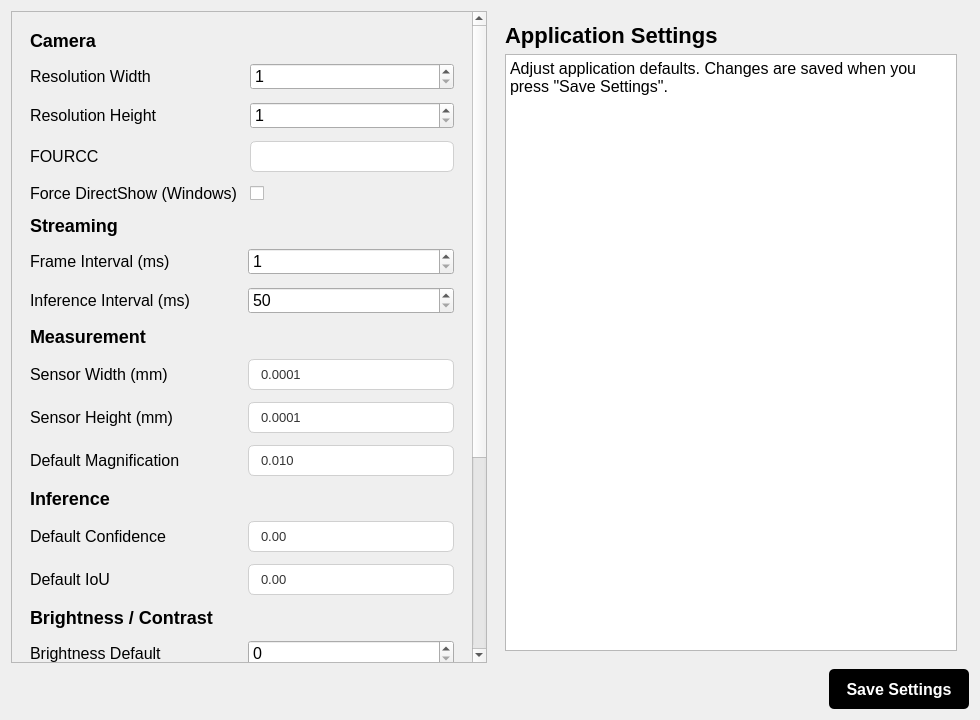
This is mpcamera/layouts/settingsPage.ui in AkunoCode/MP-Camera as Qt 5 draws it before an edit. The edited form follows.
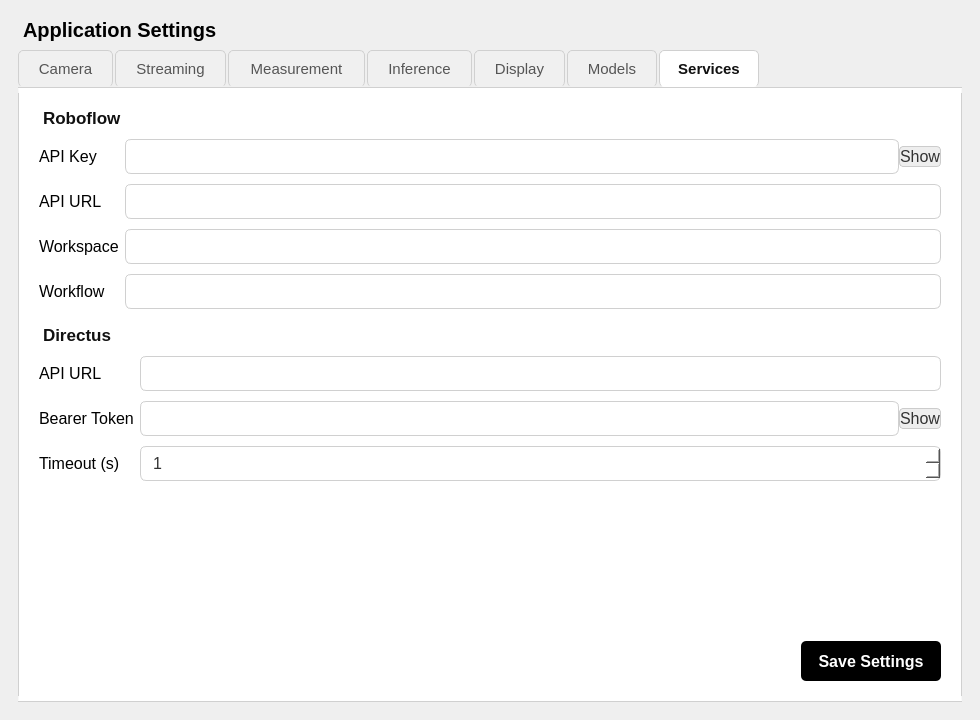
This is the edited form. The open tabs and pages were chosen to show the change. Icons and pictures are not drawn.

Commit message: feat: rewrite settings page UI with 7-tab QTabWidget layout

What changed in the file:
```diff
--- a/mpcamera/layouts/settingsPage.ui
+++ b/mpcamera/layouts/settingsPage.ui
@@ -11,622 +11,323 @@
    </rect>
   </property>
   <property name="styleSheet">
-   <string notr="true">QWidget {
-    font-family: &quot;Inter&quot;;
+   <string notr="true">
+QWidget {
+    font-family: "Inter";
     font-size: 12pt;
 }
-
+QTabWidget::pane {
+    border: 1px solid #d0d0d0;
+    border-radius: 0 6px 6px 6px;
+    background: #ffffff;
+}
+QTabBar::tab {
+    background: #f0f0f0;
+    border: 1px solid #d0d0d0;
+    border-bottom: none;
+    padding: 8px 18px;
+    margin-right: 2px;
+    border-radius: 5px 5px 0 0;
+    font-size: 11pt;
+    color: #555555;
+}
+QTabBar::tab:selected {
+    background: #ffffff;
+    color: #111111;
+    font-weight: bold;
+    border-bottom: 1px solid #ffffff;
+}
+QTabBar::tab:hover:!selected {
+    background: #e0e0e0;
+}
 QPushButton {
     background-color: black;
     color: white;
     border-radius: 5px;
-	font-weight:bold;
+    font-weight: bold;
 }
-
-QPushButton[designClass=&quot;lightButton&quot;] {
-    background-color: white;
-    color: black;
-    border-radius: 5px;
-border: 1px solid black;
-font-weight:bold;
-}
-
-QFrame[designClass=&quot;inferenceCard&quot;]{
-background-color:white;
-border-radius:5px;
-border: 1px solid rgb(134, 134, 134);
-}
-
-/* Visually indicate disabled buttons (override default dark theme styles) */
 QPushButton:disabled {
     background-color: #dcdcdc;
     color: #7a7a7a;
     border: 1px solid #c0c0c0;
 }
-
-QPushButton[designClass=&quot;lightButton&quot;]:disabled {
-    background-color: #f5f5f5;
-    color: #9a9a9a;
-    border: 1px solid #d0d0d0;
+QPushButton[designClass="lightButton"] {
+    background-color: white;
+    color: black;
+    border-radius: 5px;
+    border: 1px solid black;
+    font-weight: bold;
 }
-
-
-/*-----------------SPIN BOX-------------------------------*/
-QDoubleSpinBox {
-    background-color: #ffffff;
-    border: 1px solid #d0d0d0;
-    border-radius: 6px;
-    padding: 6px 10px;
-    font-size: 13px;
-    color: #333333;
-}
-
-QDoubleSpinBox:hover {
-    border: 1px solid #a0a0a0;
-}
-
-QDoubleSpinBox:focus {
-    border: 1px solid #0078d4;
-}
-
-/* Remove the ugly default arrows styling */
-QDoubleSpinBox::up-button, 
-QDoubleSpinBox::down-button {
-    background: transparent;
-    border: none;
-    width: 20px;
-}
-
-/* Modern minimal up/down arrows */
-QDoubleSpinBox::up-arrow {
-    image: url(:/qt-project.org/styles/commonstyle/images/arrow-up-16.png);
-    width: 10px;
-    height: 10px;
-}
-
-QDoubleSpinBox::down-arrow {
-    image: url(:/qt-project.org/styles/commonstyle/images/arrow-down-16.png);
-    width: 10px;
-    height: 10px;
-}
-
-/* Dropdown-style popup for editing (if applicable) */
-QDoubleSpinBox QAbstractItemView {
-    background-color: #ffffff;
-    border: 1px solid #cfcfcf;
-    border-radius: 6px;
-    padding: 4px;
-    selection-background-color: #e6f2ff;
-}
-
-/*-----------------LINE EDIT----------------------------*/
-
 QLineEdit {
     background-color: #ffffff;
     border: 1px solid #d0d0d0;
     border-radius: 6px;
     padding: 6px 10px;
-    font-size: 13px;
+    font-size: 12pt;
     color: #333333;
-    selection-background-color: #cce4ff;  /* light blue text highlight */
 }
-
-QLineEdit:hover {
-    border: 1px solid #a0a0a0;
+QLineEdit:focus { border: 1px solid #0078d4; }
+QLineEdit:hover { border: 1px solid #a0a0a0; }
+QDoubleSpinBox, QSpinBox {
+    background-color: #ffffff;
+    border: 1px solid #d0d0d0;
+    border-radius: 6px;
+    padding: 6px 10px;
+    font-size: 12pt;
+    color: #333333;
 }
-
-QLineEdit:focus {
-    border: 1px solid #0078d4; /* same focus blue as combobox */
-    outline: none;
-}
-</string>
+QDoubleSpinBox:focus, QSpinBox:focus { border: 1px solid #0078d4; }
+   </string>
   </property>
   <layout class="QVBoxLayout" name="verticalLayout_root">
+   <property name="spacing"><number>0</number></property>
+   <property name="leftMargin"><number>18</number></property>
+   <property name="topMargin"><number>18</number></property>
+   <property name="rightMargin"><number>18</number></property>
+   <property name="bottomMargin"><number>18</number></property>
    <item>
-    <layout class="QHBoxLayout" name="horizontalLayout">
-     <item>
-      <widget class="QScrollArea" name="leftScrollArea">
-       <property name="widgetResizable">
-        <bool>true</bool>
-       </property>
-       <widget class="QWidget" name="leftScrollAreaWidget">
-        <property name="geometry">
-         <rect>
-          <x>0</x>
-          <y>0</y>
-          <width>458</width>
-          <height>857</height>
-         </rect>
-        </property>
-        <layout class="QVBoxLayout" name="verticalLayout_left">
-         <property name="spacing">
-          <number>12</number>
-         </property>
-         <property name="leftMargin">
-          <number>18</number>
-         </property>
-         <property name="topMargin">
-          <number>18</number>
-         </property>
-         <property name="rightMargin">
-          <number>18</number>
-         </property>
-         <property name="bottomMargin">
-          <number>18</number>
-         </property>
-         <item>
-          <layout class="QVBoxLayout" name="cameraLayout">
-           <item>
-            <widget class="QLabel" name="cameraLabel">
-             <property name="styleSheet">
-              <string notr="true">QLabel { font-size: 18px; font-weight:bold; background-color:none; }</string>
-             </property>
-             <property name="text">
-              <string>Camera</string>
-             </property>
-            </widget>
-           </item>
-           <item>
-            <layout class="QGridLayout" name="cameraGrid">
-             <item row="0" column="0">
-              <widget class="QLabel" name="label_res_w">
-               <property name="text">
-                <string>Resolution Width</string>
-               </property>
-              </widget>
-             </item>
-             <item row="0" column="1">
-              <widget class="QSpinBox" name="cameraResWidthSpin">
-               <property name="minimum">
-                <number>1</number>
-               </property>
-               <property name="maximum">
-                <number>10000</number>
-               </property>
-              </widget>
-             </item>
-             <item row="1" column="0">
-              <widget class="QLabel" name="label_res_h">
-               <property name="text">
-                <string>Resolution Height</string>
-               </property>
-              </widget>
-             </item>
-             <item row="1" column="1">
-              <widget class="QSpinBox" name="cameraResHeightSpin">
-               <property name="minimum">
-                <number>1</number>
-               </property>
-               <property name="maximum">
-                <number>10000</number>
-               </property>
-              </widget>
-             </item>
-             <item row="2" column="0">
-              <widget class="QLabel" name="label_fourcc">
-               <property name="text">
-                <string>FOURCC</string>
-               </property>
-              </widget>
-             </item>
-             <item row="2" column="1">
-              <widget class="QLineEdit" name="fourccLineEdit"/>
-             </item>
-             <item row="3" column="0">
-              <widget class="QLabel" name="label_force_dshow">
-               <property name="text">
-                <string>Force DirectShow (Windows)</string>
-               </property>
-              </widget>
-             </item>
-             <item row="3" column="1">
-              <widget class="QCheckBox" name="forceDirectShowCheck"/>
-             </item>
-            </layout>
-           </item>
-          </layout>
-         </item>
-         <item>
-          <layout class="QVBoxLayout" name="streamingLayout">
-           <item>
-            <widget class="QLabel" name="streamingLabel">
-             <property name="styleSheet">
-              <string notr="true">QLabel { font-size: 18px; font-weight:bold; }</string>
-             </property>
-             <property name="text">
-              <string>Streaming</string>
-             </property>
-            </widget>
-           </item>
-           <item>
-            <layout class="QGridLayout" name="streamingGrid">
-             <item row="0" column="0">
-              <widget class="QLabel" name="label_frame_interval">
-               <property name="text">
-                <string>Frame Interval (ms)</string>
-               </property>
-              </widget>
-             </item>
-             <item row="0" column="1">
-              <widget class="QSpinBox" name="frameIntervalSpin">
-               <property name="minimum">
-                <number>1</number>
-               </property>
-               <property name="maximum">
-                <number>10000</number>
-               </property>
-              </widget>
-             </item>
-             <item row="1" column="0">
-              <widget class="QLabel" name="label_inference_interval">
-               <property name="text">
-                <string>Inference Interval (ms)</string>
-               </property>
-              </widget>
-             </item>
-             <item row="1" column="1">
-              <widget class="QSpinBox" name="inferenceIntervalSpin">
-               <property name="minimum">
-                <number>50</number>
-               </property>
-               <property name="maximum">
-                <number>60000</number>
-               </property>
-              </widget>
-             </item>
-            </layout>
-           </item>
-          </layout>
-         </item>
-         <item>
-          <layout class="QVBoxLayout" name="measurementLayout">
-           <item>
-            <widget class="QLabel" name="measurementLabel">
-             <property name="styleSheet">
-              <string notr="true">QLabel { font-size: 18px; font-weight:bold; }</string>
-             </property>
-             <property name="text">
-              <string>Measurement</string>
-             </property>
-            </widget>
-           </item>
-           <item>
-            <layout class="QGridLayout" name="measurementGrid">
-             <item row="0" column="0">
-              <widget class="QLabel" name="label_sensor_w">
-               <property name="text">
-                <string>Sensor Width (mm)</string>
-               </property>
-              </widget>
-             </item>
-             <item row="0" column="1">
-              <widget class="QDoubleSpinBox" name="sensorWidthSpin">
-               <property name="decimals">
-                <number>4</number>
-               </property>
-               <property name="minimum">
-                <double>0.000100000000000</double>
-               </property>
-               <property name="maximum">
-                <double>1000.000000000000000</double>
-               </property>
-              </widget>
-             </item>
-             <item row="1" column="0">
-              <widget class="QLabel" name="label_sensor_h">
-               <property name="text">
-                <string>Sensor Height (mm)</string>
-               </property>
-              </widget>
-             </item>
-             <item row="1" column="1">
-              <widget class="QDoubleSpinBox" name="sensorHeightSpin">
-               <property name="decimals">
-                <number>4</number>
-               </property>
-               <property name="minimum">
-                <double>0.000100000000000</double>
-               </property>
-               <property name="maximum">
-                <double>1000.000000000000000</double>
-               </property>
-              </widget>
-             </item>
-             <item row="2" column="0">
-              <widget class="QLabel" name="label_default_mag">
-               <property name="text">
-                <string>Default Magnification</string>
-               </property>
-              </widget>
-             </item>
-             <item row="2" column="1">
-              <widget class="QDoubleSpinBox" name="defaultMagnificationSpin">
-               <property name="decimals">
-                <number>3</number>
-               </property>
-               <property name="minimum">
-                <double>0.010000000000000</double>
-               </property>
-               <property name="maximum">
-                <double>100.000000000000000</double>
-               </property>
-              </widget>
-             </item>
-            </layout>
-           </item>
-          </layout>
-         </item>
-         <item>
-          <layout class="QVBoxLayout" name="inferenceLayout">
-           <item>
-            <widget class="QLabel" name="inferenceLabel">
-             <property name="styleSheet">
-              <string notr="true">QLabel { font-size: 18px; font-weight:bold; }</string>
-             </property>
-             <property name="text">
-              <string>Inference</string>
-             </property>
-            </widget>
-           </item>
-           <item>
-            <layout class="QGridLayout" name="inferenceGrid">
-             <item row="0" column="0">
-              <widget class="QLabel" name="label_def_conf">
-               <property name="text">
-                <string>Default Confidence</string>
-               </property>
-              </widget>
-             </item>
-             <item row="0" column="1">
-              <widget class="QDoubleSpinBox" name="defaultConfidenceSpin">
-               <property name="decimals">
-                <number>2</number>
-               </property>
-               <property name="minimum">
-                <double>0.000000000000000</double>
-               </property>
-               <property name="maximum">
-                <double>1.000000000000000</double>
-               </property>
-               <property name="singleStep">
-                <double>0.010000000000000</double>
-               </property>
-              </widget>
-             </item>
-             <item row="1" column="0">
-              <widget class="QLabel" name="label_def_iou">
-               <property name="text">
-                <string>Default IoU</string>
-               </property>
-              </widget>
-             </item>
-             <item row="1" column="1">
-              <widget class="QDoubleSpinBox" name="defaultIouSpin">
-               <property name="decimals">
-                <number>2</number>
-               </property>
-               <property name="minimum">
-                <double>0.000000000000000</double>
-               </property>
-               <property name="maximum">
-                <double>1.000000000000000</double>
-               </property>
-               <property name="singleStep">
-                <double>0.010000000000000</double>
-               </property>
-              </widget>
-             </item>
-            </layout>
-           </item>
-          </layout>
-         </item>
-         <item>
-          <layout class="QVBoxLayout" name="bcLayout">
-           <item>
-            <widget class="QLabel" name="bcLabel">
-             <property name="styleSheet">
-              <string notr="true">QLabel { font-size: 18px; font-weight:bold; }</string>
-             </property>
-             <property name="text">
-              <string>Brightness / Contrast</string>
-             </property>
-            </widget>
-           </item>
-           <item>
-            <layout class="QGridLayout" name="bcGrid">
-             <item row="0" column="0">
-              <widget class="QLabel" name="label_b_default">
-               <property name="text">
-                <string>Brightness Default</string>
-               </property>
-              </widget>
-             </item>
-             <item row="0" column="1">
-              <widget class="QSpinBox" name="brightnessDefaultSpin">
-               <property name="minimum">
-                <number>0</number>
-               </property>
-               <property name="maximum">
-                <number>100</number>
-               </property>
-              </widget>
-             </item>
-             <item row="1" column="0">
-              <widget class="QLabel" name="label_c_default">
-               <property name="text">
-                <string>Contrast Default</string>
-               </property>
-              </widget>
-             </item>
-             <item row="1" column="1">
-              <widget class="QSpinBox" name="contrastDefaultSpin">
-               <property name="minimum">
-                <number>0</number>
-               </property>
-               <property name="maximum">
-                <number>100</number>
-               </property>
-              </widget>
-             </item>
-            </layout>
-           </item>
-          </layout>
-         </item>
-         <item>
-          <layout class="QVBoxLayout" name="modelsLayout">
-           <item>
-            <widget class="QLabel" name="modelsLabel">
-             <property name="styleSheet">
-              <string notr="true">QLabel { font-size: 18px; font-weight:bold; }</string>
-             </property>
-             <property name="text">
-              <string>Models</string>
-             </property>
-            </widget>
-           </item>
-           <item>
-            <layout class="QGridLayout" name="modelsGrid">
-             <item row="0" column="0">
-              <widget class="QLabel" name="label_local_dir">
-               <property name="text">
-                <string>Local Models Dir</string>
-               </property>
-              </widget>
-             </item>
-             <item row="0" column="1">
-              <widget class="QLineEdit" name="localModelsDirLine"/>
-             </item>
-             <item row="1" column="0">
-              <widget class="QLabel" name="label_prefer_local">
-               <property name="text">
-                <string>Prefer Local Models</string>
-               </property>
-              </widget>
-             </item>
-             <item row="1" column="1">
-              <widget class="QCheckBox" name="preferLocalCheck"/>
-             </item>
-            </layout>
-           </item>
-          </layout>
-         </item>
-         <item>
-          <layout class="QVBoxLayout" name="servicesLayout">
-           <item>
-            <widget class="QLabel" name="servicesLabel">
-             <property name="styleSheet">
-              <string notr="true">QLabel { font-size: 18px; font-weight:bold; }</string>
-             </property>
-             <property name="text">
-              <string>Services / API Keys</string>
-             </property>
-            </widget>
-           </item>
-           <item>
-            <layout class="QGridLayout" name="servicesGrid">
-             <item row="0" column="0">
-              <widget class="QLabel" name="label_rf_key">
-               <property name="text">
-                <string>Roboflow API Key</string>
-               </property>
-              </widget>
-             </item>
-             <item row="0" column="1">
-              <widget class="QLineEdit" name="roboflowApiKeyLine">
-               <property name="echoMode">
-                <enum>QLineEdit::Password</enum>
-               </property>
-              </widget>
-             </item>
-             <item row="1" column="0">
-              <widget class="QLabel" name="label_directus">
-               <property name="text">
-                <string>Directus Bearer Token</string>
-               </property>
-              </widget>
-             </item>
-             <item row="1" column="1">
-              <widget class="QLineEdit" name="directusBearerLine">
-               <property name="echoMode">
-                <enum>QLineEdit::Password</enum>
-               </property>
-              </widget>
-             </item>
-            </layout>
-           </item>
-          </layout>
-         </item>
-        </layout>
-       </widget>
-      </widget>
-     </item>
-     <item>
-      <layout class="QVBoxLayout" name="verticalLayout_right">
-       <property name="leftMargin">
-        <number>12</number>
-       </property>
-       <property name="topMargin">
-        <number>12</number>
-       </property>
-       <property name="rightMargin">
-        <number>12</number>
-       </property>
-       <property name="bottomMargin">
-        <number>12</number>
-       </property>
-       <item>
-        <widget class="QLabel" name="titleLabel">
-         <property name="styleSheet">
-          <string notr="true">QLabel { font-size: 22px; font-weight:bold; }</string>
-         </property>
-         <property name="text">
-          <string>Application Settings</string>
-         </property>
-        </widget>
-       </item>
-       <item>
-        <widget class="QTextEdit" name="notesText">
-         <property name="readOnly">
-          <bool>true</bool>
-         </property>
-         <property name="plainText">
-          <string>Adjust application defaults. Changes are saved when you press &quot;Save Settings&quot;.</string>
-         </property>
-        </widget>
-       </item>
-      </layout>
-     </item>
-    </layout>
+    <widget class="QLabel" name="titleLabel">
+     <property name="styleSheet"><string notr="true">QLabel { font-size: 20px; font-weight: bold; margin-bottom: 8px; }</string></property>
+     <property name="text"><string>Application Settings</string></property>
+    </widget>
    </item>
    <item>
-    <layout class="QHBoxLayout" name="bottomLayout">
-     <item>
-      <spacer name="horizontalSpacer_bottom">
-       <property name="orientation">
-        <enum>Qt::Horizontal</enum>
-       </property>
-       <property name="sizeHint" stdset="0">
-        <size>
-         <width>40</width>
-         <height>20</height>
-        </size>
-       </property>
-      </spacer>
-     </item>
-     <item>
-      <widget class="QPushButton" name="saveSettingsButton">
-       <property name="minimumSize">
-        <size>
-         <width>140</width>
-         <height>40</height>
-        </size>
-       </property>
-       <property name="text">
-        <string>Save Settings</string>
-       </property>
-      </widget>
-     </item>
-    </layout>
+    <widget class="QTabWidget" name="settingsTabWidget">
+     <property name="currentIndex"><number>0</number></property>
+
+     <!-- TAB 1: Camera -->
+     <widget class="QWidget" name="cameraTab">
+      <attribute name="title"><string>Camera</string></attribute>
+      <layout class="QVBoxLayout">
+       <property name="leftMargin"><number>20</number></property>
+       <property name="topMargin"><number>20</number></property>
+       <property name="rightMargin"><number>20</number></property>
+       <property name="bottomMargin"><number>20</number></property>
+       <item>
+        <layout class="QGridLayout" name="cameraGrid">
+         <property name="verticalSpacing"><number>10</number></property>
+         <item row="0" column="0"><widget class="QLabel" name="label_res_w"><property name="text"><string>Resolution Width</string></property></widget></item>
+         <item row="0" column="1"><widget class="QSpinBox" name="cameraResWidthSpin"><property name="minimum"><number>1</number></property><property name="maximum"><number>10000</number></property></widget></item>
+         <item row="1" column="0"><widget class="QLabel" name="label_res_h"><property name="text"><string>Resolution Height</string></property></widget></item>
+         <item row="1" column="1"><widget class="QSpinBox" name="cameraResHeightSpin"><property name="minimum"><number>1</number></property><property name="maximum"><number>10000</number></property></widget></item>
+         <item row="2" column="0"><widget class="QLabel" name="label_fourcc"><property name="text"><string>FOURCC</string></property></widget></item>
+         <item row="2" column="1"><widget class="QLineEdit" name="fourccLineEdit"/></item>
+         <item row="3" column="0"><widget class="QLabel" name="label_force_dshow"><property name="text"><string>Force DirectShow (Windows)</string></property></widget></item>
+         <item row="3" column="1"><widget class="QCheckBox" name="forceDirectShowCheck"/></item>
+        </layout>
+       </item>
+       <item><spacer><property name="orientation"><enum>Qt::Vertical</enum></property><property name="sizeHint" stdset="0"><size><width>20</width><height>40</height></size></property></spacer></item>
+       <item>
+        <layout class="QHBoxLayout">
+         <item><spacer><property name="orientation"><enum>Qt::Horizontal</enum></property><property name="sizeHint" stdset="0"><size><width>40</width><height>20</height></size></property></spacer></item>
+         <item><widget class="QPushButton" name="saveSettingsButton"><property name="minimumSize"><size><width>140</width><height>40</height></size></property><property name="text"><string>Save Settings</string></property></widget></item>
+        </layout>
+       </item>
+      </layout>
+     </widget>
+
+     <!-- TAB 2: Streaming -->
+     <widget class="QWidget" name="streamingTab">
+      <attribute name="title"><string>Streaming</string></attribute>
+      <layout class="QVBoxLayout">
+       <property name="leftMargin"><number>20</number></property>
+       <property name="topMargin"><number>20</number></property>
+       <property name="rightMargin"><number>20</number></property>
+       <property name="bottomMargin"><number>20</number></property>
+       <item>
+        <layout class="QGridLayout" name="streamingGrid">
+         <property name="verticalSpacing"><number>10</number></property>
+         <item row="0" column="0"><widget class="QLabel" name="label_frame_interval"><property name="text"><string>Frame Interval (ms)</string></property></widget></item>
+         <item row="0" column="1"><widget class="QSpinBox" name="frameIntervalSpin"><property name="minimum"><number>1</number></property><property name="maximum"><number>10000</number></property></widget></item>
+         <item row="1" column="0"><widget class="QLabel" name="label_inference_interval"><property name="text"><string>Inference Interval (ms)</string></property></widget></item>
+         <item row="1" column="1"><widget class="QSpinBox" name="inferenceIntervalSpin"><property name="minimum"><number>50</number></property><property name="maximum"><number>60000</number></property></widget></item>
+        </layout>
+       </item>
+       <item><spacer><property name="orientation"><enum>Qt::Vertical</enum></property><property name="sizeHint" stdset="0"><size><width>20</width><height>40</height></size></property></spacer></item>
+       <item>
+        <layout class="QHBoxLayout">
+         <item><spacer><property name="orientation"><enum>Qt::Horizontal</enum></property><property name="sizeHint" stdset="0"><size><width>40</width><height>20</height></size></property></spacer></item>
+         <item><widget class="QPushButton" name="saveSettingsButton_2"><property name="minimumSize"><size><width>140</width><height>40</height></size></property><property name="text"><string>Save Settings</string></property></widget></item>
+        </layout>
+       </item>
+      </layout>
+     </widget>
+
+     <!-- TAB 3: Measurement -->
+     <widget class="QWidget" name="measurementTab">
+      <attribute name="title"><string>Measurement</string></attribute>
+      <layout class="QVBoxLayout">
+       <property name="leftMargin"><number>20</number></property>
+       <property name="topMargin"><number>20</number></property>
+       <property name="rightMargin"><number>20</number></property>
+       <property name="bottomMargin"><number>20</number></property>
+       <item>
+        <layout class="QGridLayout" name="measurementGrid">
+         <property name="verticalSpacing"><number>10</number></property>
+         <item row="0" column="0"><widget class="QLabel" name="label_sensor_w"><property name="text"><string>Sensor Width (mm)</string></property></widget></item>
+         <item row="0" column="1"><widget class="QDoubleSpinBox" name="sensorWidthSpin"><property name="decimals"><number>4</number></property><property name="minimum"><double>0.0001</double></property><property name="maximum"><double>1000.0</double></property></widget></item>
+         <item row="1" column="0"><widget class="QLabel" name="label_sensor_h"><property name="text"><string>Sensor Height (mm)</string></property></widget></item>
+         <item row="1" column="1"><widget class="QDoubleSpinBox" name="sensorHeightSpin"><property name="decimals"><number>4</number></property><property name="minimum"><double>0.0001</double></property><property name="maximum"><double>1000.0</double></property></widget></item>
+         <item row="2" column="0"><widget class="QLabel" name="label_default_mag"><property name="text"><string>Default Magnification</string></property></widget></item>
+         <item row="2" column="1"><widget class="QDoubleSpinBox" name="defaultMagnificationSpin"><property name="decimals"><number>3</number></property><property name="minimum"><double>0.01</double></property><property name="maximum"><double>100.0</double></property></widget></item>
+        </layout>
+       </item>
+       <item><spacer><property name="orientation"><enum>Qt::Vertical</enum></property><property name="sizeHint" stdset="0"><size><width>20</width><height>40</height></size></property></spacer></item>
+       <item>
+        <layout class="QHBoxLayout">
+         <item><spacer><property name="orientation"><enum>Qt::Horizontal</enum></property><property name="sizeHint" stdset="0"><size><width>40</width><height>20</height></size></property></spacer></item>
+         <item><widget class="QPushButton" name="saveSettingsButton_3"><property name="minimumSize"><size><width>140</width><height>40</height></size></property><property name="text"><string>Save Settings</string></property></widget></item>
+        </layout>
+       </item>
+      </layout>
+     </widget>
+
+     <!-- TAB 4: Inference -->
+     <widget class="QWidget" name="inferenceTab">
+      <attribute name="title"><string>Inference</string></attribute>
+      <layout class="QVBoxLayout">
+       <property name="leftMargin"><number>20</number></property>
+       <property name="topMargin"><number>20</number></property>
+       <property name="rightMargin"><number>20</number></property>
+       <property name="bottomMargin"><number>20</number></property>
+       <item>
+        <layout class="QGridLayout" name="inferenceGrid">
+         <property name="verticalSpacing"><number>10</number></property>
+         <item row="0" column="0"><widget class="QLabel" name="label_def_conf"><property name="text"><string>Default Confidence</string></property></widget></item>
+         <item row="0" column="1"><widget class="QDoubleSpinBox" name="defaultConfidenceSpin"><property name="decimals"><number>2</number></property><property name="minimum"><double>0.0</double></property><property name="maximum"><double>1.0</double></property><property name="singleStep"><double>0.01</double></property></widget></item>
+         <item row="1" column="0"><widget class="QLabel" name="label_def_iou"><property name="text"><string>Default IoU</string></property></widget></item>
+         <item row="1" column="1"><widget class="QDoubleSpinBox" name="defaultIouSpin"><property name="decimals"><number>2</number></property><property name="minimum"><double>0.0</double></property><property name="maximum"><double>1.0</double></property><property name="singleStep"><double>0.01</double></property></widget></item>
+        </layout>
+       </item>
+       <item><spacer><property name="orientation"><enum>Qt::Vertical</enum></property><property name="sizeHint" stdset="0"><size><width>20</width><height>40</height></size></property></spacer></item>
+       <item>
+        <layout class="QHBoxLayout">
+         <item><spacer><property name="orientation"><enum>Qt::Horizontal</enum></property><property name="sizeHint" stdset="0"><size><width>40</width><height>20</height></size></property></spacer></item>
+         <item><widget class="QPushButton" name="saveSettingsButton_4"><property name="minimumSize"><size><width>140</width><height>40</height></size></property><property name="text"><string>Save Settings</string></property></widget></item>
+        </layout>
+       </item>
+      </layout>
+     </widget>
+
+     <!-- TAB 5: Display -->
+     <widget class="QWidget" name="displayTab">
+      <attribute name="title"><string>Display</string></attribute>
+      <layout class="QVBoxLayout">
+       <property name="leftMargin"><number>20</number></property>
+       <property name="topMargin"><number>20</number></property>
+       <property name="rightMargin"><number>20</number></property>
+       <property name="bottomMargin"><number>20</number></property>
+       <item>
+        <layout class="QGridLayout" name="bcGrid">
+         <property name="verticalSpacing"><number>10</number></property>
+         <item row="0" column="0"><widget class="QLabel" name="label_b_default"><property name="text"><string>Brightness Default</string></property></widget></item>
+         <item row="0" column="1"><widget class="QSpinBox" name="brightnessDefaultSpin"><property name="minimum"><number>0</number></property><property name="maximum"><number>100</number></property></widget></item>
+         <item row="1" column="0"><widget class="QLabel" name="label_c_default"><property name="text"><string>Contrast Default</string></property></widget></item>
+         <item row="1" column="1"><widget class="QSpinBox" name="contrastDefaultSpin"><property name="minimum"><number>0</number></property><property name="maximum"><number>100</number></property></widget></item>
+        </layout>
+       </item>
+       <item><spacer><property name="orientation"><enum>Qt::Vertical</enum></property><property name="sizeHint" stdset="0"><size><width>20</width><height>40</height></size></property></spacer></item>
+       <item>
+        <layout class="QHBoxLayout">
+         <item><spacer><property name="orientation"><enum>Qt::Horizontal</enum></property><property name="sizeHint" stdset="0"><size><width>40</width><height>20</height></size></property></spacer></item>
+         <item><widget class="QPushButton" name="saveSettingsButton_5"><property name="minimumSize"><size><width>140</width><height>40</height></size></property><property name="text"><string>Save Settings</string></property></widget></item>
+        </layout>
+       </item>
+      </layout>
+     </widget>
+
+     <!-- TAB 6: Models -->
+     <widget class="QWidget" name="modelsTab">
+      <attribute name="title"><string>Models</string></attribute>
+      <layout class="QVBoxLayout">
+       <property name="leftMargin"><number>20</number></property>
+       <property name="topMargin"><number>20</number></property>
+       <property name="rightMargin"><number>20</number></property>
+       <property name="bottomMargin"><number>20</number></property>
+       <item>
+        <layout class="QGridLayout" name="modelsGrid">
+         <property name="verticalSpacing"><number>10</number></property>
+         <item row="0" column="0"><widget class="QLabel" name="label_local_dir"><property name="text"><string>Local Models Dir</string></property></widget></item>
+         <item row="0" column="1"><widget class="QLineEdit" name="localModelsDirLine"/></item>
+         <item row="1" column="0"><widget class="QLabel" name="label_prefer_local"><property name="text"><string>Prefer Local Models</string></property></widget></item>
+         <item row="1" column="1"><widget class="QCheckBox" name="preferLocalCheck"/></item>
+        </layout>
+       </item>
+       <item><spacer><property name="orientation"><enum>Qt::Vertical</enum></property><property name="sizeHint" stdset="0"><size><width>20</width><height>40</height></size></property></spacer></item>
+       <item>
+        <layout class="QHBoxLayout">
+         <item><spacer><property name="orientation"><enum>Qt::Horizontal</enum></property><property name="sizeHint" stdset="0"><size><width>40</width><height>20</height></size></property></spacer></item>
+         <item><widget class="QPushButton" name="saveSettingsButton_6"><property name="minimumSize"><size><width>140</width><height>40</height></size></property><property name="text"><string>Save Settings</string></property></widget></item>
+        </layout>
+       </item>
+      </layout>
+     </widget>
+
+     <!-- TAB 7: Services -->
+     <widget class="QWidget" name="servicesTab">
+      <attribute name="title"><string>Services</string></attribute>
+      <layout class="QVBoxLayout">
+       <property name="leftMargin"><number>20</number></property>
+       <property name="topMargin"><number>20</number></property>
+       <property name="rightMargin"><number>20</number></property>
+       <property name="bottomMargin"><number>20</number></property>
+       <item>
+        <widget class="QLabel" name="roboflowGroupLabel">
+         <property name="styleSheet"><string notr="true">QLabel { font-size: 13pt; font-weight: bold; color: #111; border-bottom: 1px solid #ddd; padding-bottom: 4px; }</string></property>
+         <property name="text"><string>Roboflow</string></property>
+        </widget>
+       </item>
+       <item>
+        <layout class="QGridLayout" name="roboflowGrid">
+         <property name="verticalSpacing"><number>10</number></property>
+         <item row="0" column="0"><widget class="QLabel" name="label_rf_key"><property name="text"><string>API Key</string></property></widget></item>
+         <item row="0" column="1">
+          <layout class="QHBoxLayout">
+           <item><widget class="QLineEdit" name="roboflowApiKeyLine"><property name="echoMode"><enum>QLineEdit::Password</enum></property></widget></item>
+           <item><widget class="QPushButton" name="roboflowApiKeyToggle"><property name="text"><string>Show</string></property><property name="maximumWidth"><number>60</number></property><property name="styleSheet"><string notr="true">QPushButton { background: #eeeeee; color: #333; border: 1px solid #ccc; border-radius: 4px; font-weight: normal; } QPushButton:hover { background: #e0e0e0; }</string></property></widget></item>
+          </layout>
+         </item>
+         <item row="1" column="0"><widget class="QLabel" name="label_rf_url"><property name="text"><string>API URL</string></property></widget></item>
+         <item row="1" column="1"><widget class="QLineEdit" name="roboflowApiUrlLine"/></item>
+         <item row="2" column="0"><widget class="QLabel" name="label_rf_workspace"><property name="text"><string>Workspace</string></property></widget></item>
+         <item row="2" column="1"><widget class="QLineEdit" name="roboflowWorkspaceLine"/></item>
+         <item row="3" column="0"><widget class="QLabel" name="label_rf_workflow"><property name="text"><string>Workflow</string></property></widget></item>
+         <item row="3" column="1"><widget class="QLineEdit" name="roboflowWorkflowLine"/></item>
+        </layout>
+       </item>
+       <item>
+        <widget class="QLabel" name="directusGroupLabel">
+         <property name="styleSheet"><string notr="true">QLabel { font-size: 13pt; font-weight: bold; color: #111; border-bottom: 1px solid #ddd; padding-bottom: 4px; margin-top: 10px; }</string></property>
+         <property name="text"><string>Directus</string></property>
+        </widget>
+       </item>
+       <item>
+        <layout class="QGridLayout" name="directusGrid">
+         <property name="verticalSpacing"><number>10</number></property>
+         <item row="0" column="0"><widget class="QLabel" name="label_directus_url"><property name="text"><string>API URL</string></property></widget></item>
+         <item row="0" column="1"><widget class="QLineEdit" name="directusApiUrlLine"/></item>
+         <item row="1" column="0"><widget class="QLabel" name="label_directus"><property name="text"><string>Bearer Token</string></property></widget></item>
+         <item row="1" column="1">
+          <layout class="QHBoxLayout">
+           <item><widget class="QLineEdit" name="directusBearerLine"><property name="echoMode"><enum>QLineEdit::Password</enum></property></widget></item>
+           <item><widget class="QPushButton" name="directusBearerToggle"><property name="text"><string>Show</string></property><property name="maximumWidth"><number>60</number></property><property name="styleSheet"><string notr="true">QPushButton { background: #eeeeee; color: #333; border: 1px solid #ccc; border-radius: 4px; font-weight: normal; } QPushButton:hover { background: #e0e0e0; }</string></property></widget></item>
+          </layout>
+         </item>
+         <item row="2" column="0"><widget class="QLabel" name="label_directus_timeout"><property name="text"><string>Timeout (s)</string></property></widget></item>
+         <item row="2" column="1"><widget class="QSpinBox" name="directusTimeoutSpin"><property name="minimum"><number>1</number></property><property name="maximum"><number>300</number></property></widget></item>
+        </layout>
+       </item>
+       <item><spacer><property name="orientation"><enum>Qt::Vertical</enum></property><property name="sizeHint" stdset="0"><size><width>20</width><height>40</height></size></property></spacer></item>
+       <item>
+        <layout class="QHBoxLayout">
+         <item><spacer><property name="orientation"><enum>Qt::Horizontal</enum></property><property name="sizeHint" stdset="0"><size><width>40</width><height>20</height></size></property></spacer></item>
+         <item><widget class="QPushButton" name="saveSettingsButton_7"><property name="minimumSize"><size><width>140</width><height>40</height></size></property><property name="text"><string>Save Settings</string></property></widget></item>
+        </layout>
+       </item>
+      </layout>
+     </widget>
+
+    </widget>
    </item>
   </layout>
  </widget>
```
Left out of the diff: 7 changed lines with no effect on the pictures.
